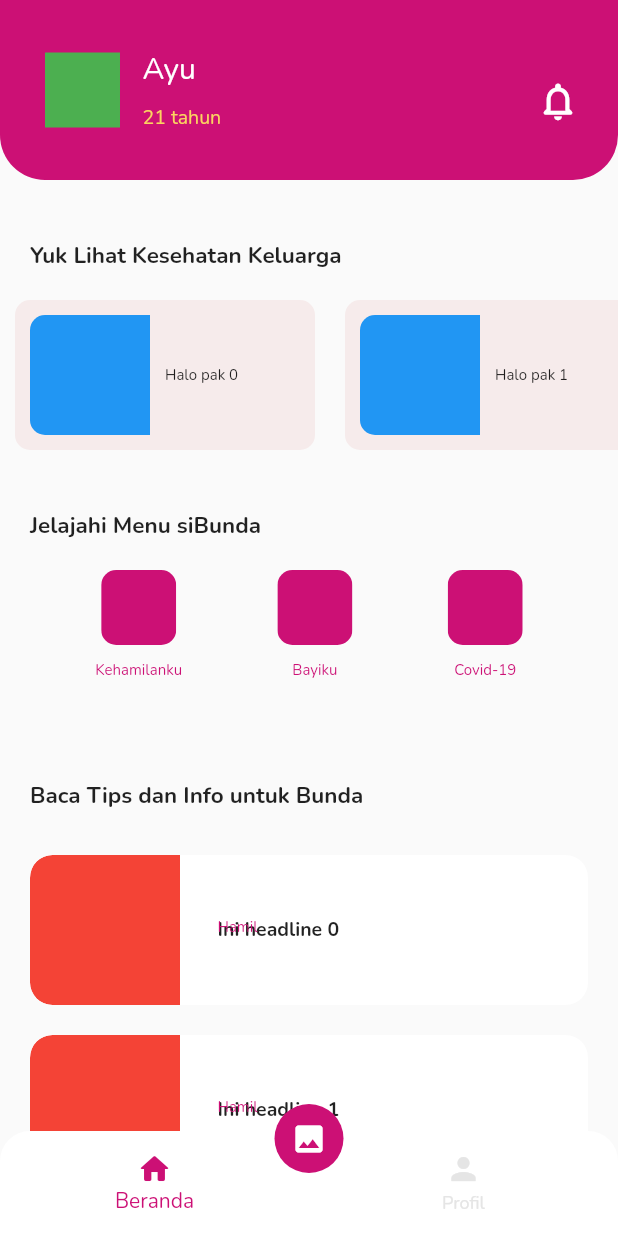
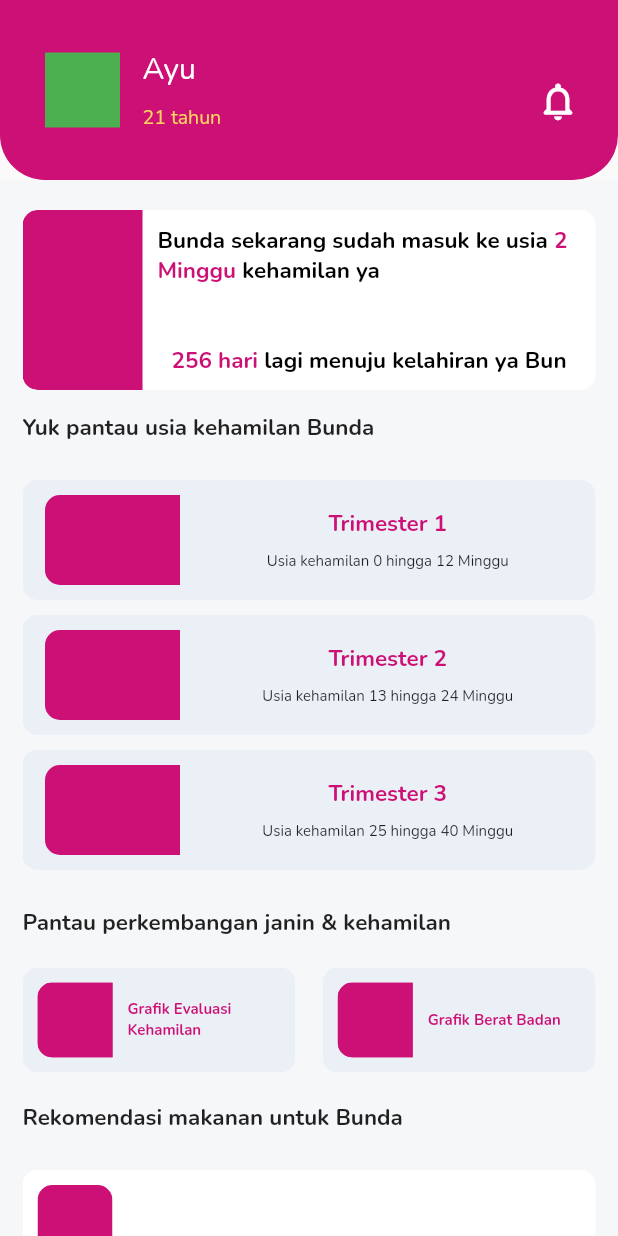
Before and after one commit to YogaCr/sibunda_app, a Flutter app: the screen it shows after launch, on a phone screen of 412 x 824 dp. Run offline on Flutter 3.47's test engine with Material 2 defaults, Android fonts, the phone set to English and light mode, and no system bars; our stand-ins replace dio, email_validator, equatable, flutter_bloc, flutter_dotenv, flutter_svg and 1 more; missing offline and left inert: shared_preferences_web.

Commit message:
Add kehamilanku home page

```diff
--- a/lib/main.dart
+++ b/lib/main.dart
@@ -1,4 +1,5 @@
 import 'package:common/res/string/_string.dart';
+import 'package:common/res/theme/_theme.dart';
 import 'package:common/util/functions/ui_ext.dart';
 import 'package:flutter/material.dart';
 
@@ -9,6 +10,7 @@ import 'package:sibunda_app/config/routes.dart';
 import 'package:sibunda_app/ui/page/form_get_started/do_mother_have_pregnancy_page.dart';
 import 'package:sibunda_app/ui/page/form_get_started/mother_hpl_page.dart';
 import 'package:sibunda_app/ui/page/home/home_page.dart';
+import 'package:sibunda_app/ui/page/mother/kehamilanku_home_page.dart';
 import 'package:sibunda_app/ui/page/splash_page.dart';
 
 void main() => runApp(MyApp());
@@ -43,7 +45,12 @@ class MyApp extends StatelessWidget {
         actionBtn: Icon(Icons.notifications_none_rounded, size: 30, color: Colors.white,),
         onActionBtnClick: (c) => SibRoutes.notifAndMessagePage.goToPage(c), //showSnackBar(c, "Notifikasi"),
 // */
-        body: HomePage(), //DoMotherHavePregnancyPage(), //SplashPage(), //MotherHplPage(),//CobPage(), //,
+        body: Expanded(
+          child: Container(
+            color: grey_calmer,
+            child: KehamilankuHomePage(),
+          ),
+        ), //DoMotherHavePregnancyPage(), //SplashPage(), //MotherHplPage(),//CobPage(), //,
 /*
         topBarChild: Row(
           children: [
--- /dev/null
+++ b/lib/ui/page/mother/kehamilanku_home_page.dart
@@ -0,0 +1,129 @@
+import 'package:common/config/_config.dart';
+import 'package:common/res/theme/_theme.dart';
+import 'package:flutter/cupertino.dart';
+
+import 'package:common/ui/widget/items_kehamilanku.dart';
+
+class KehamilankuHomePage extends StatelessWidget {
+
+  @override
+  Widget build(BuildContext context) {
+    final foodList = ["Nasi", "Sego", "Nasi atau Makanan Pokok", "Bubur sego"];
+    return Expanded(
+      child: Padding(
+        padding: EdgeInsets.symmetric(horizontal: 15),
+        child: CustomScrollView(
+          slivers: [
+            SliverList(
+              delegate: SliverChildListDelegate.fixed([
+                Container(
+                  margin: EdgeInsets.symmetric(vertical: 15).copyWith(top: 20),
+                  child: ItemMotherOverview(
+                    image: Container(color: Manifest.theme.colorPrimary,),
+                    pregnancyAge: 2,
+                    pregnancyAgeRem: 256,
+                  ),
+                ),
+                Container(
+                  margin: EdgeInsets.only(bottom: 20),
+                  child: Text(
+                    "Yuk pantau usia kehamilan Bunda",
+                    style: SibTextStyles.size_0_bold,
+                    textAlign: TextAlign.start,
+                  ),
+                ),
+
+///*
+                Container(
+                  margin: EdgeInsets.symmetric(vertical: 5),
+                  child: ItemMotherTrimester(
+                    image: Container(color: Manifest.theme.colorPrimary,),
+                    trimester: 1,
+                    pregnancyAgeStart: 0,
+                    pregnancyAgeEnd: 12,
+                  ),
+                ),
+
+                Container(
+                  margin: EdgeInsets.symmetric(vertical: 5),
+                  child: ItemMotherTrimester(
+                    image: Container(color: Manifest.theme.colorPrimary,),
+                    trimester: 2,
+                    pregnancyAgeStart: 13,
+                    pregnancyAgeEnd: 24,
+                  ),
+                ),
+                Container(
+                  margin: EdgeInsets.symmetric(vertical: 5),
+                  child: ItemMotherTrimester(
+                    image: Container(color: Manifest.theme.colorPrimary,),
+                    trimester: 3,
+                    pregnancyAgeStart: 25,
+                    pregnancyAgeEnd: 40,
+                  ),
+                ),
+
+// */
+                Container(
+                  margin: EdgeInsets.symmetric(vertical: 20),
+                  child: Text(
+                    "Pantau perkembangan janin & kehamilan",
+                    style: SibTextStyles.size_0_bold,
+                    textAlign: TextAlign.start,
+                  ),
+                ),
+
+///*
+                Row(
+                  mainAxisAlignment: MainAxisAlignment.spaceEvenly,
+                  children: [
+                    Flexible(
+                      flex: 10,
+                      child: ItemMotherGraphMenu(
+                        image: Container(color: Manifest.theme.colorPrimary,),
+                        text: "Grafik Evaluasi Kehamilan",
+                      ),
+                    ),
+                    Spacer(flex: 1,),
+                    Flexible(
+                      flex: 10,
+                      child: ItemMotherGraphMenu(
+                        image: Container(color: Manifest.theme.colorPrimary,),
+                        text: "Grafik Berat Badan",
+                      ),
+                    ),
+                  ],
+                ),
+// */
+                Container(
+                  margin: EdgeInsets.symmetric(vertical: 20),
+                  child: Text(
+                    "Rekomendasi makanan untuk Bunda",
+                    style: SibTextStyles.size_0_bold,
+                    textAlign: TextAlign.start,
+                  ),
+                ),
+
+              ]),
+            ),
+///*
+            SliverList(
+              delegate: SliverChildBuilderDelegate(
+                  (c, i) => Container(
+                    margin: EdgeInsets.symmetric(vertical: 5.0),
+                    child: ItemMotherRecomFood(
+                      image: Container(color: Manifest.theme.colorPrimary,),
+                      foodName: foodList[i],
+                      desc: "Bunda, 1 hari minimal harus makan 5 porsi nasi ya, dengan 1 porsi = 100 gr atau 3/4 gelas nasi ke $i"
+                    ),
+                  ),
+                childCount: foodList.length,
+              ),
+            ),
+// */
+          ],
+        ),
+      ),
+    );
+  }
+}
--- a/modules/common/lib/res/theme/colors.dart
+++ b/modules/common/lib/res/theme/colors.dart
@@ -35,6 +35,7 @@ const green_calm = Color(0xFF3E9D9D);
 const green_safe = Color(0xFFD0F1BB);
 const yellow = Color(0xFFFBD460);
 const grey_calm = Color(0xFFEBEFF6);
+const grey_calmer = Color(0xFFF6F7F9);
 
 final colorPrimary = pink_300;
 final colorPrimaryVariant = pink_500;
--- a/modules/common/lib/res/theme/fonts.dart
+++ b/modules/common/lib/res/theme/fonts.dart
@@ -28,11 +28,17 @@ class SibTextStyles {
 
   static final size_0_colorPrimary = default_.copyWith(color: Manifest.theme.colorPrimary);
   static final size_0_bold = size_0.copyWith(fontWeight: FontWeight.bold);
+  static final size_0_bold_black = size_0_bold.copyWith(color: Colors.black);
+  static final size_0_bold_colorPrimary = size_0_bold.copyWith(color: Manifest.theme.colorPrimary);
 
   static final size_plus_2_colorOnPrimary = size_plus_2.copyWith(color: Manifest.theme.colorOnPrimary);
 
+  static final size_min_1_bold = size_min_1.copyWith(fontWeight: FontWeight.bold);
+
   static final size_min_3_colorPrimary = size_min_3.copyWith(color: Manifest.theme.colorPrimary);
   static final size_min_2_colorPrimary = size_min_2.copyWith(color: Manifest.theme.colorPrimary);
+  static final size_min_2_bold_colorPrimary = size_min_2_colorPrimary.copyWith(fontWeight: FontWeight.bold);
+  static final size_min_2_bold = size_min_2.copyWith(fontWeight: FontWeight.bold);
 
   static final bold = default_.copyWith(fontWeight: FontWeight.bold);
   static final regular_grey = default_.copyWith(color: grey);
--- a/modules/common/lib/ui/widget/items_home.dart
+++ b/modules/common/lib/ui/widget/items_home.dart
@@ -283,9 +283,12 @@ class ItemDashboardTips extends StatelessWidget {
       ),
     );
 
-    final txtChild = Padding(
-      padding: EdgeInsets.all(5),
-      child: Expanded(
+    final txtChild = Expanded( //Agak aneh karna expanded hanya expanded ke ukuran MainAxis dari parent.
+      child: Container(
+        height: parentHeight,
+        color: Colors.blue,
+        child: Padding(
+          padding: EdgeInsets.all(10),
           child: Stack(
             children: [
               Align(
@@ -305,6 +308,7 @@ class ItemDashboardTips extends StatelessWidget {
             ],
           ),
         ),
+      ),
     );
 
     return ClipRRect(
--- /dev/null
+++ b/modules/common/lib/ui/widget/items_kehamilanku.dart
@@ -0,0 +1,344 @@
+import 'package:common/config/manifest.dart';
+import 'package:common/res/theme/_theme.dart';
+import 'package:common/ui/widget/_basic_widget.dart';
+import 'package:flutter/cupertino.dart';
+import 'package:flutter/material.dart';
+import 'package:flutter/rendering.dart';
+
+final _cornerRadius = 10.0;
+final _paddingSmall = 10.0;
+
+
+class ItemMotherOverview extends StatelessWidget {
+  final Widget image;
+  final int pregnancyAge; // in weeks
+  final int pregnancyAgeRem; // in days
+
+  ItemMotherOverview({
+    required this.image,
+    required this.pregnancyAge,
+    required this.pregnancyAgeRem,
+  });
+
+  @override
+  Widget build(BuildContext context) {
+    final parentHeight = 120.0;
+
+    final imgChild = ClipRRect(
+      borderRadius: BorderRadius.all(Radius.circular(_cornerRadius)),
+      child: Container(
+        height: parentHeight,
+        margin: EdgeInsets.only(right: 10),
+        width: 80,
+        child: image,
+      ),
+    );
+
+    final txtChild = Expanded(
+      child: Padding(
+        padding: EdgeInsets.only(right: 10),
+        child: Container(
+          height: parentHeight,
+          child: Column(
+            mainAxisAlignment: MainAxisAlignment.spaceEvenly,
+            children: [
+              RichText(
+                text: TextSpan(
+                  style: SibTextStyles.size_0_bold_black,
+                  children: [
+                    TextSpan(text: "Bunda sekarang sudah masuk ke usia "),
+                    TextSpan(text: "$pregnancyAge Minggu ", style: SibTextStyles.size_0_bold_colorPrimary),
+                    TextSpan(text: "kehamilan ya"),
+                  ],
+                ),
+              ),
+              Container(height: 20,),
+              RichText(
+                text: TextSpan(
+                  style: SibTextStyles.size_0_bold_black,
+                  children: [
+                    TextSpan(text: "$pregnancyAgeRem hari ", style: SibTextStyles.size_0_bold_colorPrimary),
+                    TextSpan(text: "lagi menuju kelahiran ya Bun"),
+                  ],
+                ),
+              ),
+            ],
+          ),
+        ),
+      ),
+    );
+
+    return ClipRRect(
+      borderRadius: BorderRadius.all(Radius.circular(_cornerRadius)),
+      child: Container(
+        color: Colors.white,
+        child: Row(
+          children: [
+            imgChild,
+            txtChild,
+          ],
+        ),
+      ),
+    );
+  }
+}
+
+
+class ItemMotherTrimester extends StatelessWidget {
+  final Widget image;
+  final int trimester;
+  final int pregnancyAgeStart; //in weeks
+  final int pregnancyAgeEnd; //in weeks
+
+  ItemMotherTrimester({
+    required this.image,
+    required this.trimester,
+    required this.pregnancyAgeStart,
+    required this.pregnancyAgeEnd,
+  });
+
+  @override
+  Widget build(BuildContext context) {
+    final parentHeight = 80.0;
+
+    final imgChild = ClipRRect(
+      borderRadius: BorderRadius.all(Radius.circular(10)),
+      child: Container(
+        margin: EdgeInsets.only(right: 15),
+        width: 90,
+        child: image,
+      ),
+    );
+
+    final txtChild = Expanded(
+      child: Column(
+        mainAxisAlignment: MainAxisAlignment.spaceEvenly,
+        children: [
+          Text(
+            "Trimester $trimester",
+            style: SibTextStyles.size_0_bold_colorPrimary,
+          ),
+          Text(
+            "Usia kehamilan $pregnancyAgeStart hingga $pregnancyAgeEnd Minggu",
+            style: SibTextStyles.size_min_2,
+          ),
+        ],
+      ),
+    );
+
+    return ClipRRect(
+      borderRadius: BorderRadius.all(Radius.circular(10)),
+      child: Container(
+        color: grey_calm,
+        height: parentHeight,
+        child: Padding(
+          padding: EdgeInsets.symmetric(horizontal: 15, vertical: 10),
+          child: Row(
+            children: [
+              imgChild,
+              txtChild,
+            ],
+          ),
+        ),
+      ),
+    );
+  }
+}
+
+
+class ItemMotherImunization extends StatelessWidget {
+  final Widget image;
+  final String title;
+  final String action;
+
+  ItemMotherImunization({
+    required this.image,
+    this.title = "Jangan lupa ikut imunisasi ya Bunda",
+    this.action = "Lihat imunisasi Bunda",
+  });
+
+  @override
+  Widget build(BuildContext context) {
+    final parentHeight = 120.0;
+
+    final imgChild = ClipRRect(
+      borderRadius: BorderRadius.all(Radius.circular(10)),
+      child: Container(
+        height: parentHeight,
+        margin: EdgeInsets.only(right: 10),
+        width: 70,
+        child: image,
+      ),
+    );
+
+    final txtChild = Expanded(
+      child: Column(
+        mainAxisAlignment: MainAxisAlignment.spaceEvenly,
+        children: [
+          Text(
+            title,
+            style: SibTextStyles.size_0_bold,
+          ),
+          TxtBtn(action),
+        ],
+      ),
+    );
+
+    return ClipRRect(
+      borderRadius: BorderRadius.all(Radius.circular(10)),
+      child: Container(
+        color: Colors.white,
+        height: parentHeight,
+        child: Padding(
+          padding: EdgeInsets.all(10),
+          child: Row(
+            children: [
+              imgChild,
+              txtChild,
+            ],
+          ),
+        ),
+      ),
+    );
+  }
+}
+
+
+class ItemMotherGraphMenu extends StatelessWidget {
+  final Widget image;
+  final String text;
+
+  ItemMotherGraphMenu({
+    required this.image,
+    required this.text,
+  });
+
+  @override
+  Widget build(BuildContext context) {
+    final imgChild = ClipRRect(
+      borderRadius: BorderRadius.all(Radius.circular(_cornerRadius)),
+      child: Container(
+        height: 50,
+        width: 50,
+        margin: EdgeInsets.only(right: 10),
+        color: Manifest.theme.colorPrimary,
+        child: image,
+      ),
+    );
+
+    final txtChild = Expanded(
+      child: Text(
+        text,
+        style: SibTextStyles.size_min_2_bold_colorPrimary,
+        textAlign: TextAlign.start,
+      ),
+    );
+
+
+    return ClipRRect(
+      borderRadius: BorderRadius.all(Radius.circular(10)),
+      child: Container(
+        color: grey_calm,
+        height: 70,
+        child: Padding(
+          padding: EdgeInsets.all(10),
+          child: Row(
+            children: [
+              imgChild,
+              txtChild,
+            ],
+          ),
+        ),
+      ),
+    );
+  }
+}
+
+
+class ItemMotherRecomFood extends StatelessWidget {
+  final Widget image;
+  final String foodName;
+  final String desc;
+
+  ItemMotherRecomFood({
+    required this.image,
+    required this.foodName,
+    required this.desc,
+  });
+
+  @override
+  Widget build(BuildContext context) {
+    //final parentHeight = 10.0;
+    final parentMinHeight = 80.0;
+
+    final imgChild = SizedBox(
+      height: 180,
+      width: 50,
+      child: Column(
+        children: [
+          ClipRRect(
+            borderRadius: BorderRadius.all(Radius.circular(10)),
+            child: Container(
+              height: 50,
+              width: 50,
+              margin: EdgeInsets.only(bottom: 10),
+              child: image,
+            ),
+          ),
+          Text(
+            foodName,
+            style: SibTextStyles.size_min_1,
+          ),
+        ],
+      ),
+    );
+
+    final txtChild = Expanded(
+      child: Text(
+        desc,
+        style: SibTextStyles.size_min_1_bold,
+        textAlign: TextAlign.center,
+      ),
+    );
+
+
+    return ClipRRect(
+      borderRadius: BorderRadius.all(Radius.circular(10)),
+      child: ConstrainedBox(
+        constraints: BoxConstraints(minHeight: parentMinHeight,),
+        child: Container(
+          color: Colors.white,
+          child: Padding(
+            padding: EdgeInsets.all(10),
+            child: Row(
+              children: [
+                imgChild,
+                Container(
+                  margin: EdgeInsets.symmetric(horizontal: 10),
+                  height: parentMinHeight,
+                  width: 2,
+                  color: Manifest.theme.colorPrimary,
+                ),
+                txtChild
+              ],
+            ),
+          ),
+        ),
+      ),
+    );
+  }
+}
+
+/*
+class ItemMotherReport extends StatelessWidget {
+  final Widget image;
+
+  @override
+  Widget build(BuildContext context) {
+
+    return ClipRRect(
+
+    );
+  }
+}
+ */
```
Lines whose indentation alone changed are shown as unchanged.
